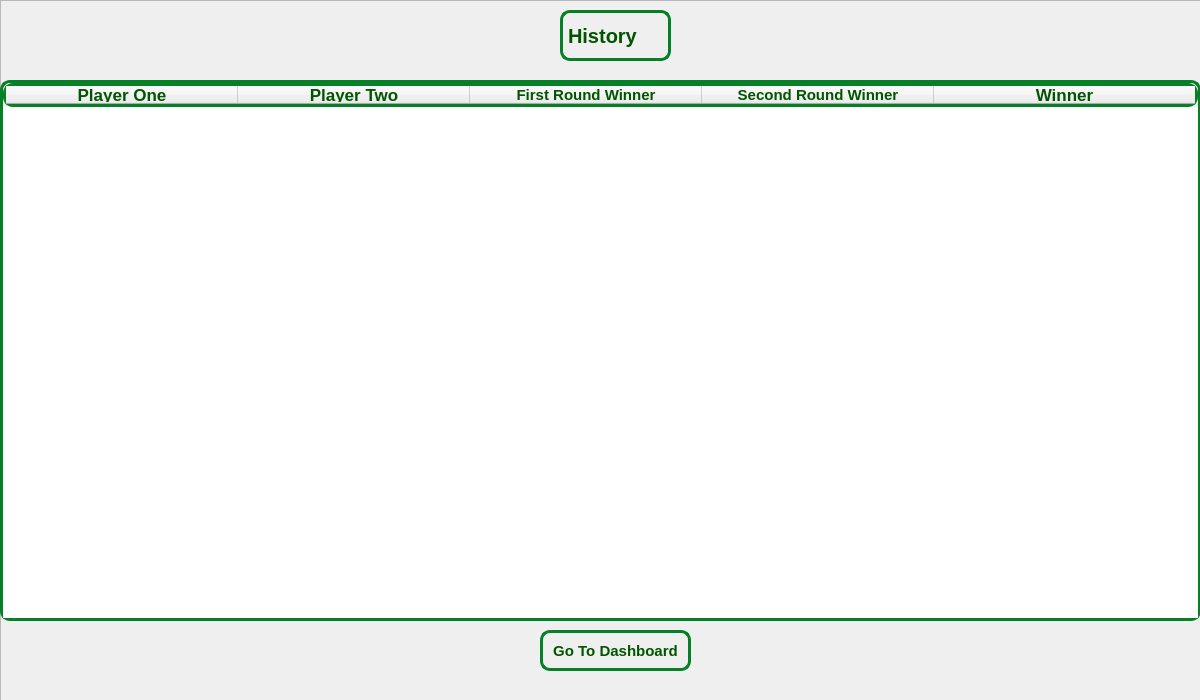
Before: the Qt Designer form windows/History/history.ui in hamidreza2005/PlanetVsZombies, drawn with Qt 5.
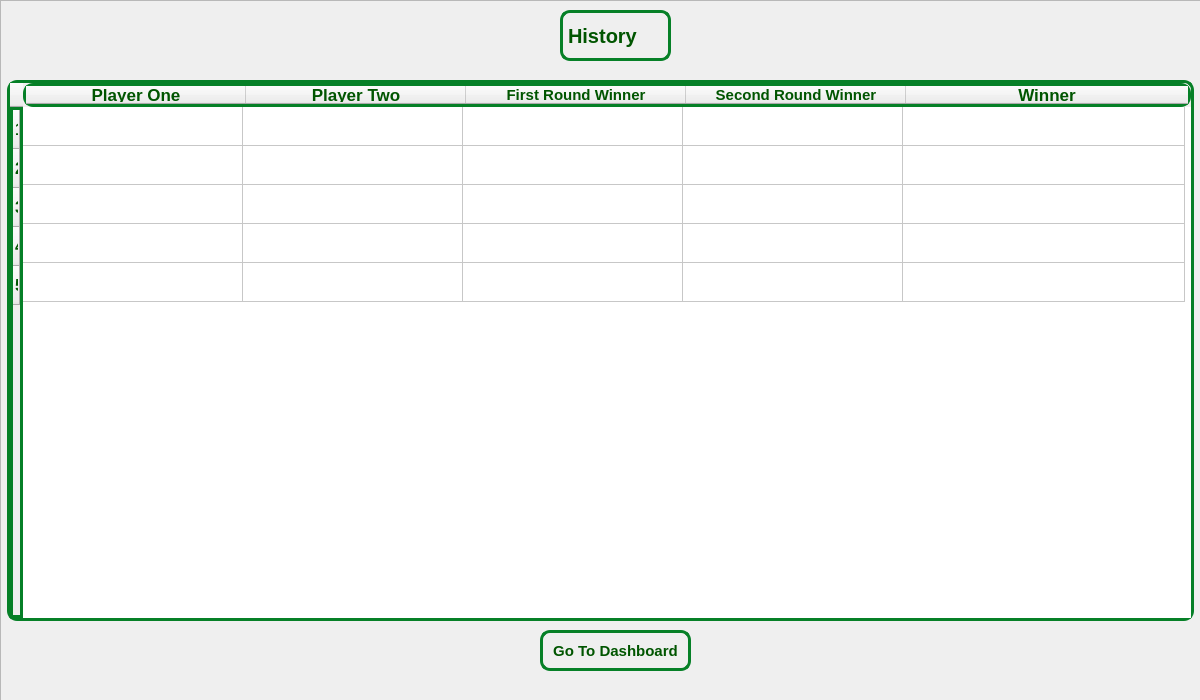
After: the same form once the commit is applied. Icons and pictures are not drawn.

What changed in the file:
```diff
--- a/windows/History/history.ui
+++ b/windows/History/history.ui
@@ -41,9 +41,9 @@
    <widget class="QTableWidget" name="table">
     <property name="geometry">
      <rect>
-      <x>0</x>
+      <x>7</x>
       <y>80</y>
-      <width>1201</width>
+      <width>1187</width>
       <height>541</height>
      </rect>
     </property>
@@ -67,6 +67,9 @@
     <property name="sortingEnabled">
      <bool>false</bool>
     </property>
+    <property name="rowCount">
+     <number>5</number>
+    </property>
     <property name="columnCount">
      <number>5</number>
     </property>
@@ -76,8 +79,11 @@
     <attribute name="horizontalHeaderCascadingSectionResizes">
      <bool>false</bool>
     </attribute>
+    <attribute name="horizontalHeaderMinimumSectionSize">
+     <number>38</number>
+    </attribute>
     <attribute name="horizontalHeaderDefaultSectionSize">
-     <number>232</number>
+     <number>220</number>
     </attribute>
     <attribute name="horizontalHeaderShowSortIndicator" stdset="0">
      <bool>false</bool>
@@ -91,12 +97,23 @@
     <attribute name="verticalHeaderCascadingSectionResizes">
      <bool>true</bool>
     </attribute>
+    <attribute name="verticalHeaderMinimumSectionSize">
+     <number>27</number>
+    </attribute>
+    <attribute name="verticalHeaderDefaultSectionSize">
+     <number>39</number>
+    </attribute>
     <attribute name="verticalHeaderShowSortIndicator" stdset="0">
      <bool>false</bool>
     </attribute>
     <attribute name="verticalHeaderStretchLastSection">
      <bool>false</bool>
     </attribute>
+    <row/>
+    <row/>
+    <row/>
+    <row/>
+    <row/>
     <column>
      <property name="text">
       <string>Player One</string>
```
